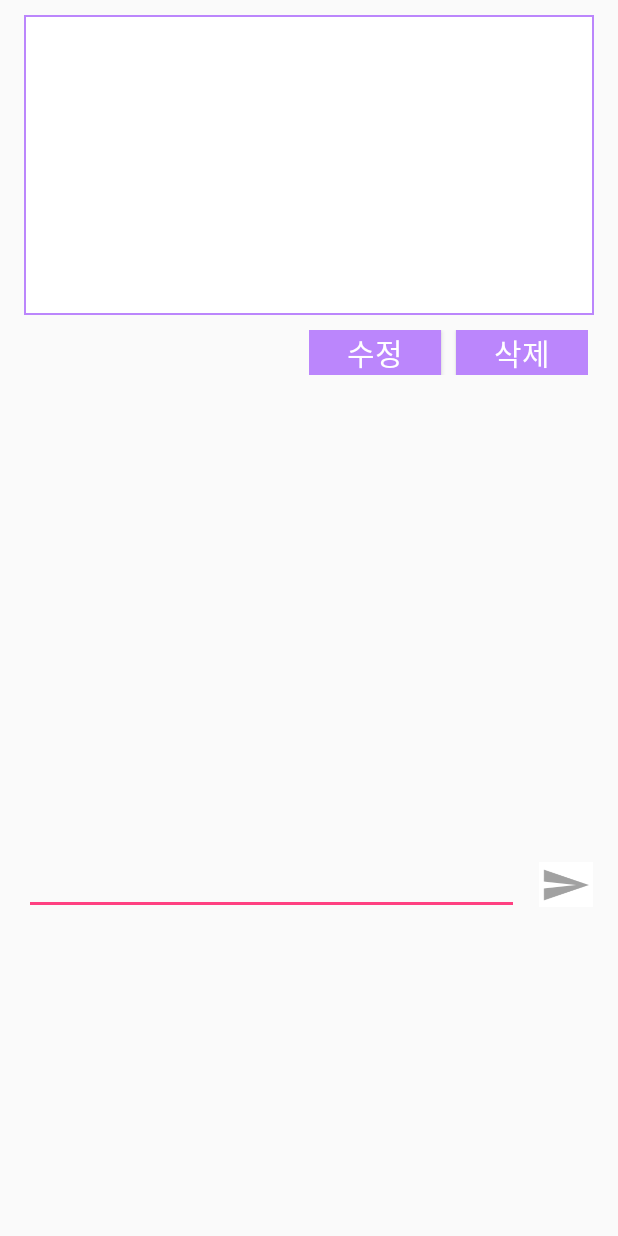
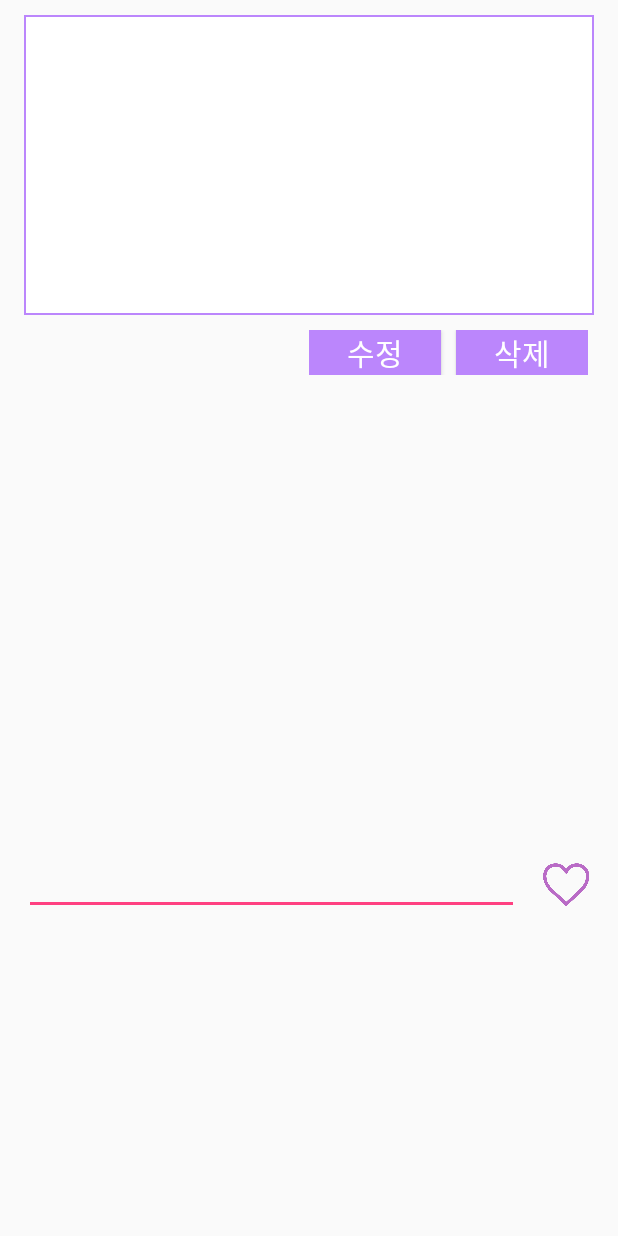
Before and after one commit to knot-knot/knotknot, an Android app: the ReplyActivity screen opened directly, with no data from a screen before it, on a phone screen of 412 x 824 dp. Run offline under Robolectric (Android 15) with nearby library versions, the phone set to English and light mode, and no system bars; 1 statement that could not run was skipped.

Commit message:
전송 이모티콘 수정

```diff
--- a/app/src/main/res/layout/activity_reply.xml
+++ b/app/src/main/res/layout/activity_reply.xml
@@ -85,7 +85,7 @@
             android:layout_marginTop="10dp"
             android:textSize="20dp"
             android:textColor="@color/colorWhite"
-            android:background="@drawable/send"
+            android:background="@drawable/heart"
             android:id="@+id/reply_add_btn"/>
 
     </LinearLayout>
```
Also changed, not shown: app/src/main/res/drawable/heart.png (added).
